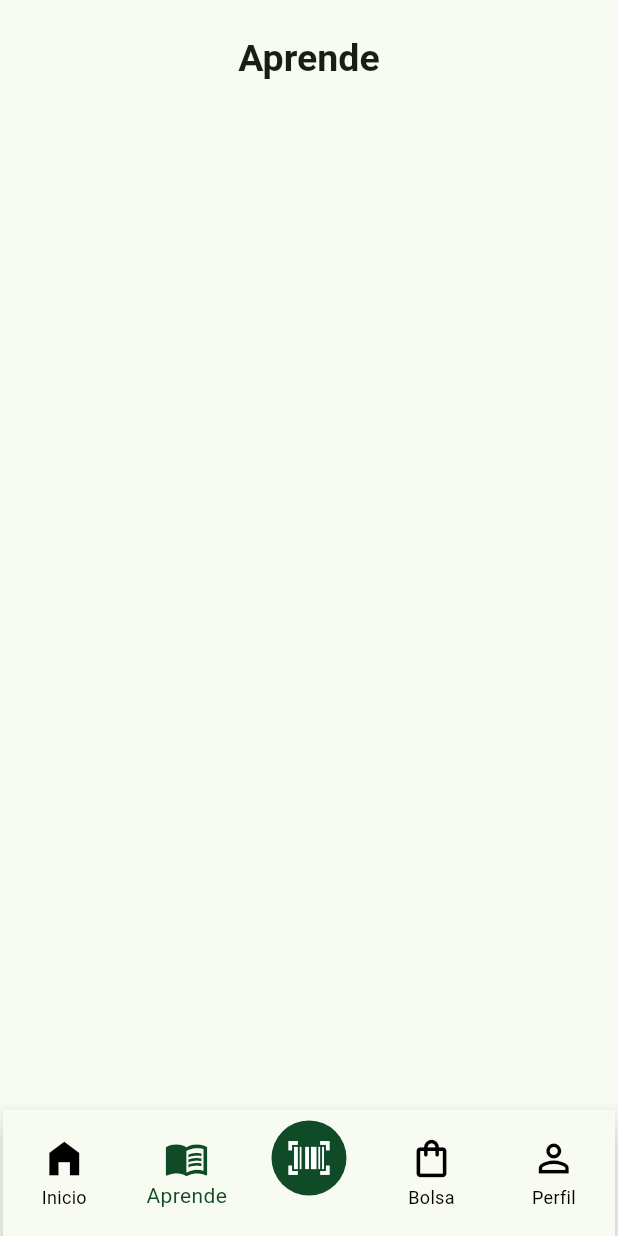
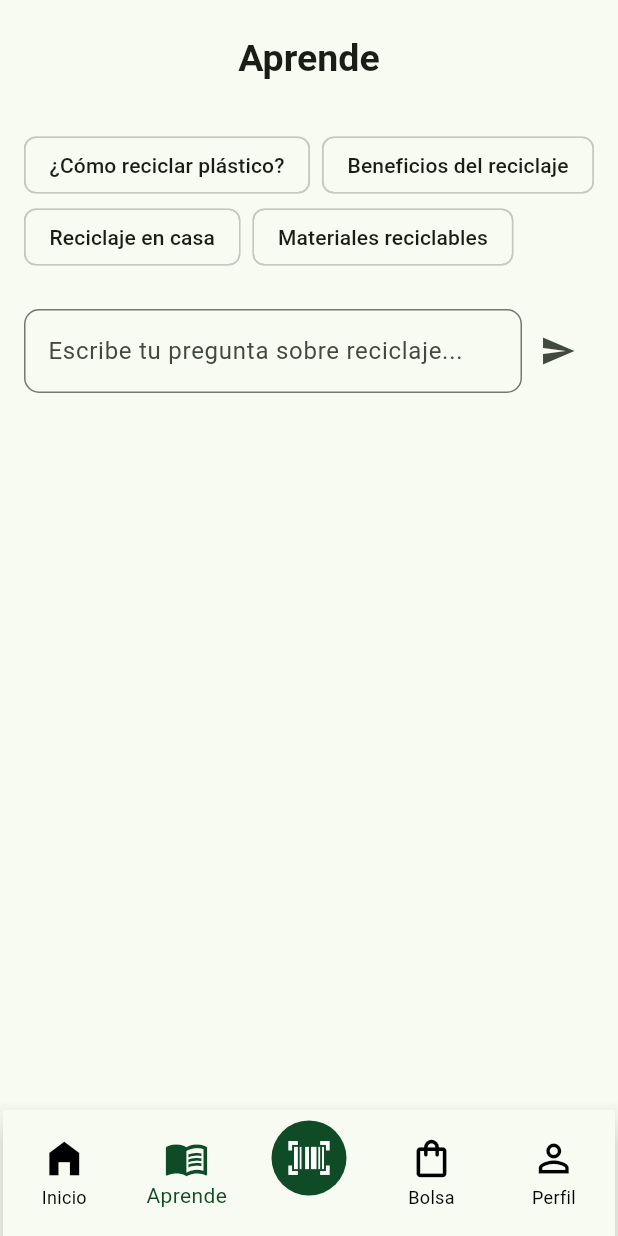
Before and after one commit to lemaufo/reciclappnet, a Flutter app: the LearnScreen screen opened by its route, on a phone screen of 412 x 824 dp. Run offline on Flutter 3.47's test engine with Material 3 defaults, Android fonts, the phone set to English and light mode, and no system bars; our stand-ins replace geocoding, geolocator, google_maps_flutter, shared_preferences; missing offline and left inert: barcode_scan2; accounts and stored records are empty; Roboto replaces fonts that are missing (Nunito).

Commit message:
Agrego la vista de Aprende con la opción de Chat y sugerencias de consulta

```diff
--- a/lib/learn_screen.dart
+++ b/lib/learn_screen.dart
@@ -66,7 +66,68 @@ class _LearnScreenState extends State<LearnScreen> {
         automaticallyImplyLeading: false,
         centerTitle: true,
       ),
-      body: const SizedBox(),
+      body: Column(
+        children: [
+          // Sugerencias de búsqueda
+          Container(
+            padding:
+                const EdgeInsets.symmetric(horizontal: 16.0, vertical: 8.0),
+            child: Wrap(
+              spacing: 8.0,
+              children: suggestions.map((suggestion) {
+                return ActionChip(
+                  label: Text(suggestion),
+                  onPressed: () {
+                    _controller.text = suggestion;
+                    _getResponse(suggestion);
+                  },
+                );
+              }).toList(),
+            ),
+          ),
+          // Campo de entrada de texto y botón de búsqueda
+          Padding(
+            padding: const EdgeInsets.all(16.0),
+            child: Row(
+              children: [
+                Expanded(
+                  child: TextField(
+                    controller: _controller,
+                    decoration: InputDecoration(
+                      hintText: 'Escribe tu pregunta sobre reciclaje...',
+                      border: OutlineInputBorder(
+                        borderRadius: BorderRadius.circular(10.0),
+                      ),
+                    ),
+                  ),
+                ),
+                IconButton(
+                  icon: Icon(Icons.send),
+                  onPressed: () {
+                    if (_controller.text.isNotEmpty) {
+                      _getResponse(_controller.text);
+                    }
+                  },
+                ),
+              ],
+            ),
+          ),
+          // Respuesta de ChatGPT
+          Expanded(
+            child: _isLoading
+                ? const Center(child: CircularProgressIndicator())
+                : Padding(
+                    padding: const EdgeInsets.all(16.0),
+                    child: SingleChildScrollView(
+                      child: Text(
+                        _response,
+                        style: TextStyle(fontSize: 16.0),
+                      ),
+                    ),
+                  ),
+          ),
+        ],
+      ),
       bottomNavigationBar: const CustomBottomNavBar(currentIndex: 1),
     );
   }
```
